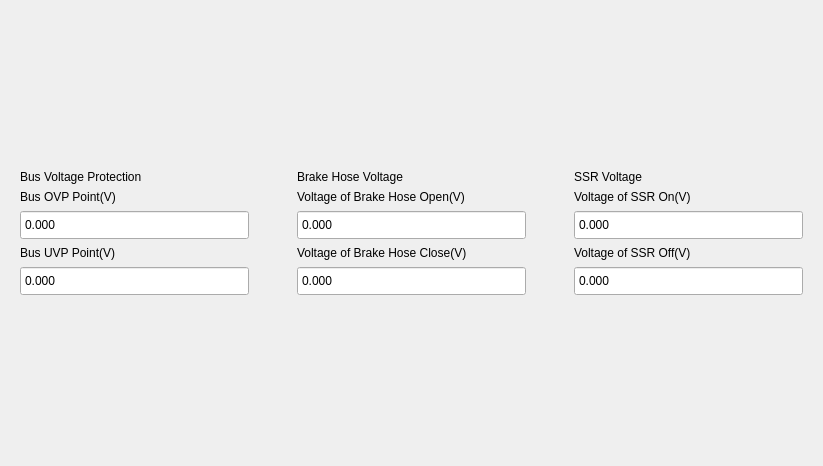
Old version of the form Libs/UI/UiPower/graphpower129.ui in the repository tiangaomingjing/ServoDriveTech.
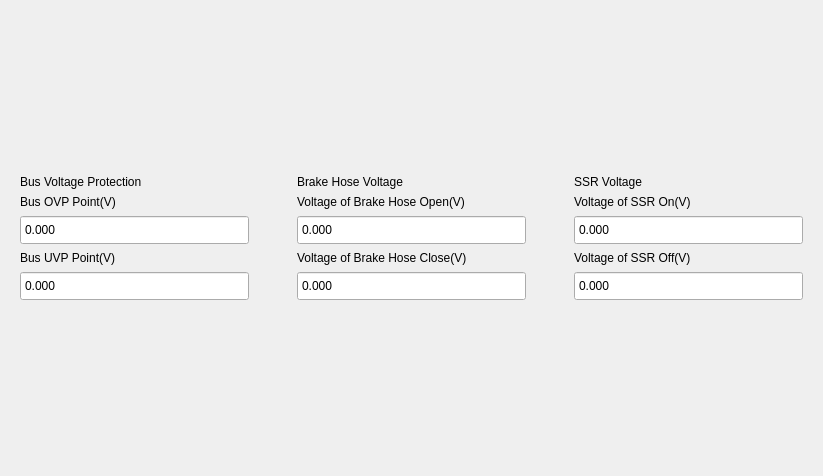
New version of the form.

The edit to the form file:
```diff
--- a/Libs/UI/UiPower/graphpower129.ui
+++ b/Libs/UI/UiPower/graphpower129.ui
@@ -7,7 +7,7 @@
     <x>0</x>
     <y>0</y>
     <width>823</width>
-    <height>466</height>
+    <height>476</height>
    </rect>
   </property>
   <property name="windowTitle">
```
